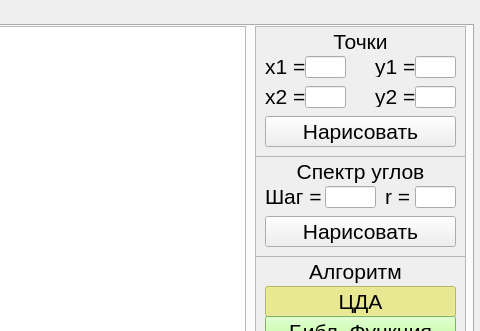
paa04/CG, file cg3/design/lab_03.ui: the form before one commit; both pictures show x 907 to 1387 and y 0 to 331 of the 1387 by 771 pixel window.
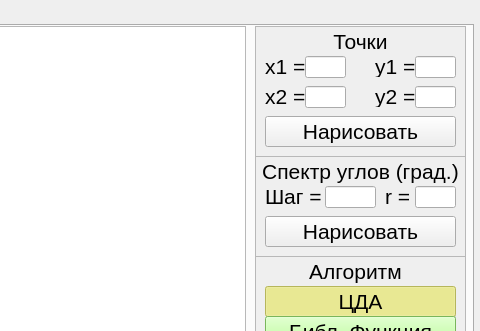
The form after the commit.

Diff of the .ui file:
```diff
--- a/cg3/design/lab_03.ui
+++ b/cg3/design/lab_03.ui
@@ -939,7 +939,7 @@
        </font>
       </property>
       <property name="text">
-       <string>Спектр углов</string>
+       <string>Спектр углов (град.)</string>
       </property>
       <property name="alignment">
        <set>Qt::AlignCenter</set>
```
